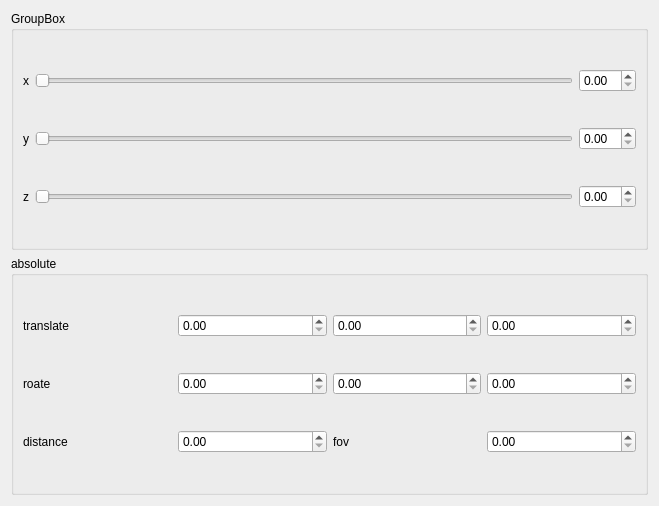
The window that src/gui/CameraControl.ui (openscad/openscad) describes before a commit, drawn with Qt 5.
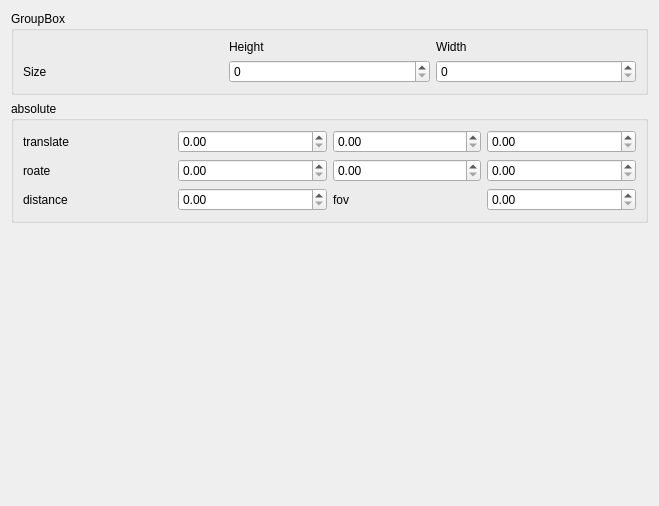
The same window after the commit.

Commit message: basic functionallity

```diff
--- a/src/gui/CameraControl.ui
+++ b/src/gui/CameraControl.ui
@@ -20,66 +20,6 @@
    <string>CameraControlWidget</string>
   </property>
   <layout class="QGridLayout" name="gridLayout">
-   <item row="0" column="1">
-    <widget class="QGroupBox" name="groupBox">
-     <property name="title">
-      <string>GroupBox</string>
-     </property>
-     <layout class="QGridLayout" name="gridLayout_2">
-      <item row="0" column="1">
-       <widget class="QSlider" name="horizontalSlider">
-        <property name="orientation">
-         <enum>Qt::Horizontal</enum>
-        </property>
-       </widget>
-      </item>
-      <item row="0" column="2">
-       <widget class="QDoubleSpinBox" name="doubleSpinBox"/>
-      </item>
-      <item row="0" column="0">
-       <widget class="QLabel" name="label">
-        <property name="text">
-         <string>x</string>
-        </property>
-       </widget>
-      </item>
-      <item row="1" column="0">
-       <widget class="QLabel" name="label_2">
-        <property name="text">
-         <string>y</string>
-        </property>
-       </widget>
-      </item>
-      <item row="1" column="1">
-       <widget class="QSlider" name="horizontalSlider_2">
-        <property name="orientation">
-         <enum>Qt::Horizontal</enum>
-        </property>
-       </widget>
-      </item>
-      <item row="1" column="2">
-       <widget class="QDoubleSpinBox" name="doubleSpinBox_2"/>
-      </item>
-      <item row="2" column="2">
-       <widget class="QDoubleSpinBox" name="doubleSpinBox_3"/>
-      </item>
-      <item row="2" column="1">
-       <widget class="QSlider" name="horizontalSlider_3">
-        <property name="orientation">
-         <enum>Qt::Horizontal</enum>
-        </property>
-       </widget>
-      </item>
-      <item row="2" column="0">
-       <widget class="QLabel" name="label_3">
-        <property name="text">
-         <string>z</string>
-        </property>
-       </widget>
-      </item>
-     </layout>
-    </widget>
-   </item>
    <item row="2" column="1">
     <widget class="QGroupBox" name="groupBox_2">
      <property name="title">
@@ -141,6 +81,55 @@
      </layout>
     </widget>
    </item>
+   <item row="0" column="1">
+    <widget class="QGroupBox" name="groupBox">
+     <property name="title">
+      <string>GroupBox</string>
+     </property>
+     <layout class="QGridLayout" name="gridLayout_2">
+      <item row="5" column="2">
+       <widget class="QSpinBox" name="spinBoxWidth"/>
+      </item>
+      <item row="5" column="1">
+       <widget class="QSpinBox" name="spinBoxHeight"/>
+      </item>
+      <item row="4" column="1">
+       <widget class="QLabel" name="label">
+        <property name="text">
+         <string>Height</string>
+        </property>
+       </widget>
+      </item>
+      <item row="4" column="2">
+       <widget class="QLabel" name="label_2">
+        <property name="text">
+         <string>Width</string>
+        </property>
+       </widget>
+      </item>
+      <item row="5" column="0">
+       <widget class="QLabel" name="label_3">
+        <property name="text">
+         <string>Size</string>
+        </property>
+       </widget>
+      </item>
+     </layout>
+    </widget>
+   </item>
+   <item row="3" column="1">
+    <spacer name="verticalSpacer">
+     <property name="orientation">
+      <enum>Qt::Vertical</enum>
+     </property>
+     <property name="sizeHint" stdset="0">
+      <size>
+       <width>20</width>
+       <height>40</height>
+      </size>
+     </property>
+    </spacer>
+   </item>
   </layout>
   <action name="actionRowSelected">
    <property name="text">
```
The commit also changes 2 other files.
